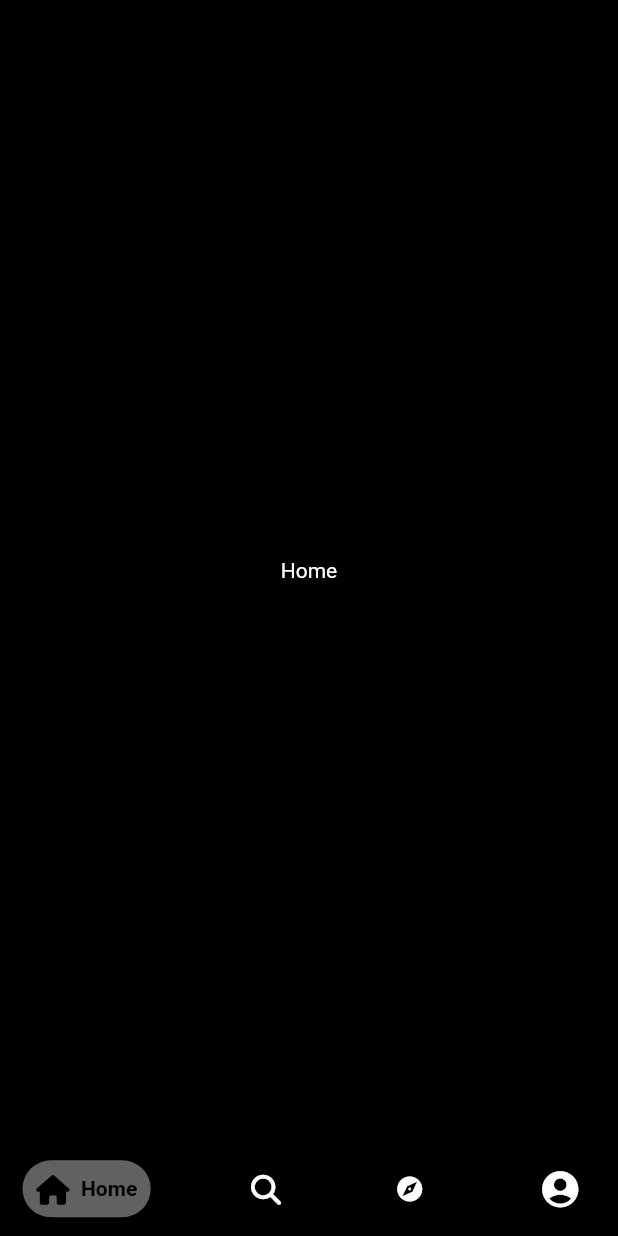
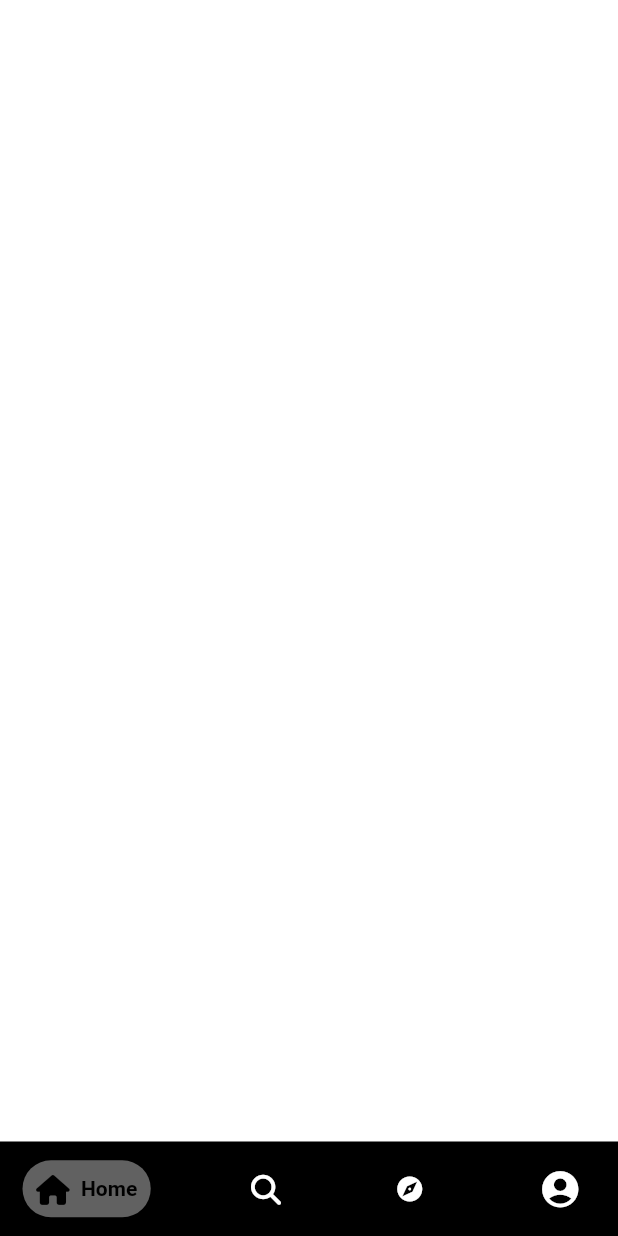
Before and after one commit to EnigmaTasks/WeatherApp, a Flutter app: the screen it shows after launch, on a phone screen of 412 x 824 dp. Run offline on Flutter 3.47's test engine with Material 2 defaults, Android fonts, the phone set to English and light mode, and no system bars; drawn by our look-alikes of google_nav_bar; our stand-ins replace font_awesome_flutter.

Commit message:
renamed branch

```diff
--- a/lib/main.dart
+++ b/lib/main.dart
@@ -32,6 +32,7 @@ class MaterialAppBase extends StatefulWidget {
 //
 //This already includes scaffold, no need to implement in other pages
 class _MaterialAppBaseState extends State<MaterialAppBase> {
+  bool isDark = true;
   //Navigation Bar
   int _selectedIndex = 0;
   final List<Widget> _widgetOptions = const <Widget>[
@@ -47,7 +48,7 @@ class _MaterialAppBaseState extends State<MaterialAppBase> {
     return MaterialApp(
       debugShowCheckedModeBanner: false,
       home: Scaffold(
-        backgroundColor: Colors.black,
+        backgroundColor: Colors.white,
         body: Center(
           child: _widgetOptions.elementAt(_selectedIndex),
         ),
```
